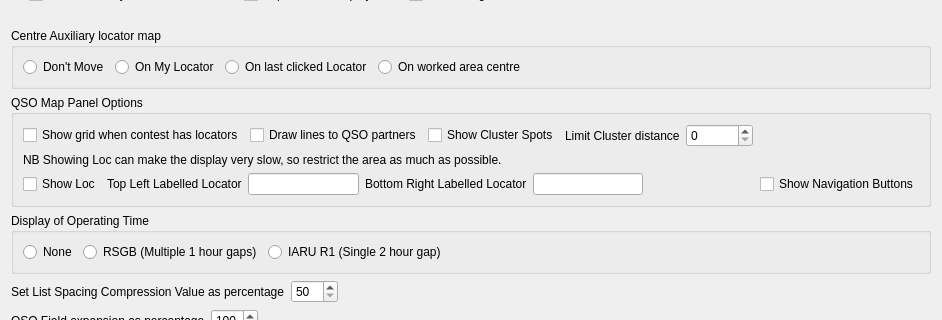
Above: mqt/MqtLogger/DisplayOptions.ui from Rsclub22/Minos2-Mirror before the change; both pictures show x 0 to 942 and y 171 to 491 of the 942 by 743 pixel window. Below: the same form after it.
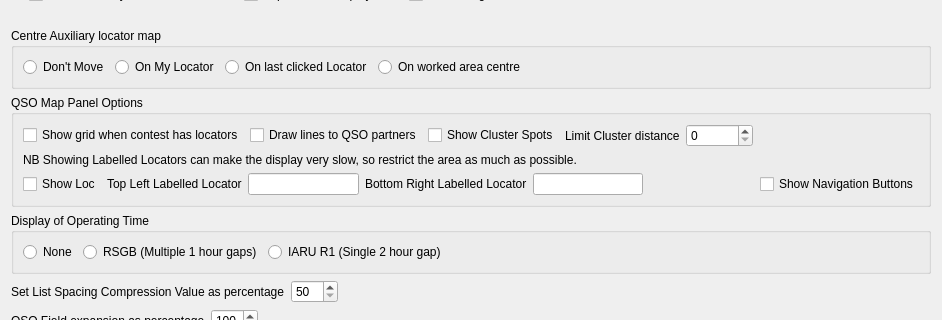
That is the form after the change.

The edit to the form file:
```diff
--- a/mqt/MqtLogger/DisplayOptions.ui
+++ b/mqt/MqtLogger/DisplayOptions.ui
@@ -332,7 +332,10 @@
       <item>
        <widget class="QLabel" name="label_8">
         <property name="text">
-         <string>NB Showing Loc can make the display very slow, so restrict the area as much as possible.</string>
+         <string>NB Showing Labelled Locators can make the display very slow, so restrict the area as much as possible.</string>
+        </property>
+        <property name="wordWrap">
+         <bool>true</bool>
         </property>
        </widget>
       </item>
```
Left out of the diff: 2 changed lines with no effect on the pictures.
